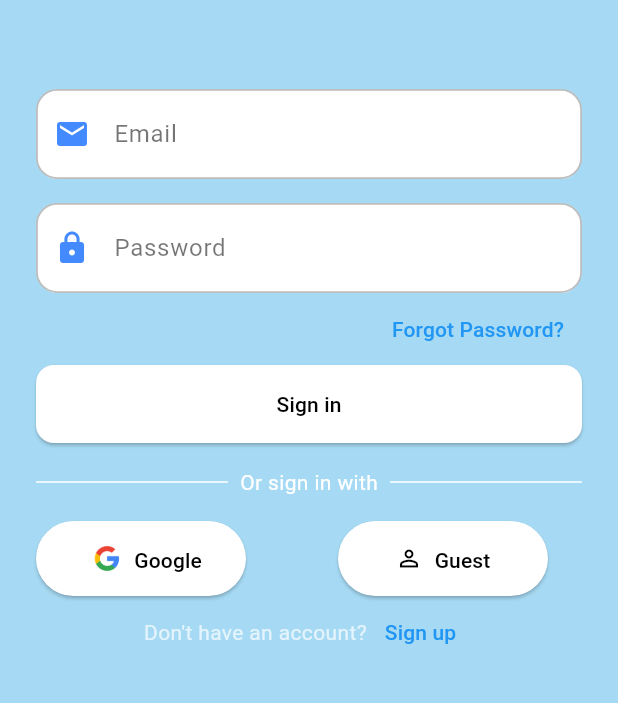
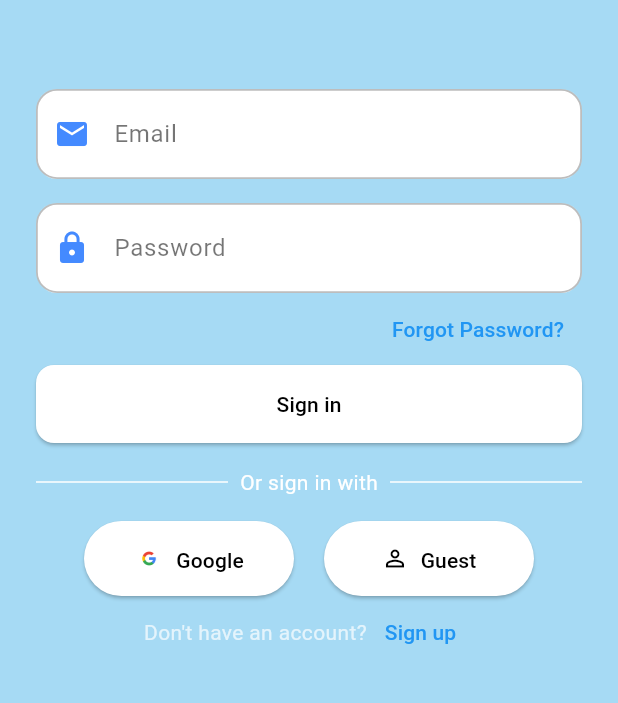
Before and after one commit to kanghyeonLee/mobileapp_final, a Flutter app: the screen it shows after launch, on a phone screen of 412 x 824 dp, the part 355-1058 px from its top. Run offline on Flutter 3.47's test engine with Material 3 defaults, Android fonts, the phone set to English and light mode, and no system bars; our stand-ins replace camera, carousel_slider, cloud_firestore, firebase_auth, firebase_core, firebase_storage and 2 more; missing offline and left inert: cross_file_image, google_mlkit_face_detection; accounts and stored records are empty.

Commit message:
login page

```diff
--- a/lib/login.dart
+++ b/lib/login.dart
@@ -242,7 +242,7 @@ class _LoginPageState extends State<LoginPage> {
 
               // Google 로그인 버튼
               Row(
-                mainAxisAlignment: MainAxisAlignment.spaceBetween,
+                mainAxisAlignment: MainAxisAlignment.center,
                 children: [
                   SizedBox(
                     width: 140,
@@ -274,25 +274,24 @@ class _LoginPageState extends State<LoginPage> {
                       child: Row(
                         mainAxisAlignment: MainAxisAlignment.center,
                         children: [
-                          Image.asset('assets/google.png'),
+                          Image.asset(
+                            'assets/google.png',
+                            width: 20,
+                            height: 20,
+                          ),
+                          const SizedBox(width: 8),
                           const Text('Google'),
                         ],
                       ),
                     ),
                   ),
-                  const SizedBox(width: 16),
-
+                  const SizedBox(width: 20),
                   // Guest 로그인 버튼
                   SizedBox(
                     width: 140,
                     height: 50,
-                    child: ElevatedButton.icon(
+                    child: ElevatedButton(
                       onPressed: () => signInAnonymous(),
-                      icon: const Icon(
-                        Icons.person_outline,
-                        color: Colors.black,
-                      ),
-                      label: const Text('Guest'),
                       style: ElevatedButton.styleFrom(
                         backgroundColor: Colors.white,
                         foregroundColor: Colors.black,
@@ -301,9 +300,16 @@ class _LoginPageState extends State<LoginPage> {
                           borderRadius: BorderRadius.circular(30),
                         ),
                       ),
+                      child: Row(
+                        mainAxisAlignment: MainAxisAlignment.center,
+                        children: const [
+                          Icon(Icons.person_outline, color: Colors.black),
+                          SizedBox(width: 8),
+                          Text('Guest'),
+                        ],
+                      ),
                     ),
                   ),
-                  const SizedBox(height: 24),
                 ],
               ),
 
```
